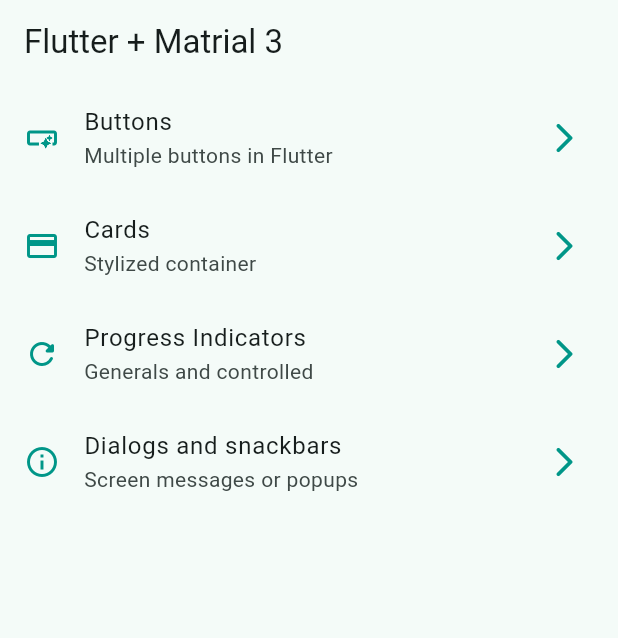
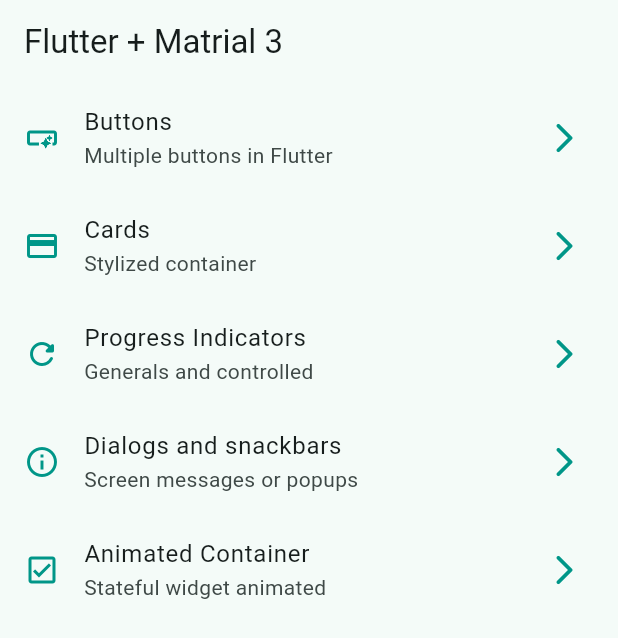
Before and after one commit to Dounder/widgets_app, a Flutter app: the screen it shows after launch, on a phone screen of 412 x 824 dp. Shown: the top 638 px of the screen. Run offline on Flutter 3.47's test engine with Material 2 defaults, Android fonts, the phone set to English and light mode, and no system bars; our stand-ins replace go_router.

Commit message:
done: animated container

```diff
--- a/lib/config/menu/menu_items.dart
+++ b/lib/config/menu/menu_items.dart
@@ -34,4 +34,10 @@ const appMenuItems = <MenuItem>[
     link: '/snackbars',
     icon: Icons.info_outline,
   ),
+  MenuItem(
+    title: 'Animated Container',
+    subTitle: 'Stateful widget animated',
+    link: '/animated',
+    icon: Icons.check_box_outlined,
+  ),
 ];
--- a/lib/config/router/app_router.dart
+++ b/lib/config/router/app_router.dart
@@ -30,5 +30,10 @@ final appRouter = GoRouter(
       name: SnackbarScreen.name,
       builder: (context, state) => const SnackbarScreen(),
     ),
+    GoRoute(
+      path: '/animated',
+      name: AnimatedScreen.name,
+      builder: (context, state) => const AnimatedScreen(),
+    ),
   ],
 );
```
Also changed, not shown: lib/presentation/screens/animated/animated_screen.dart (+38 -2 lines).
